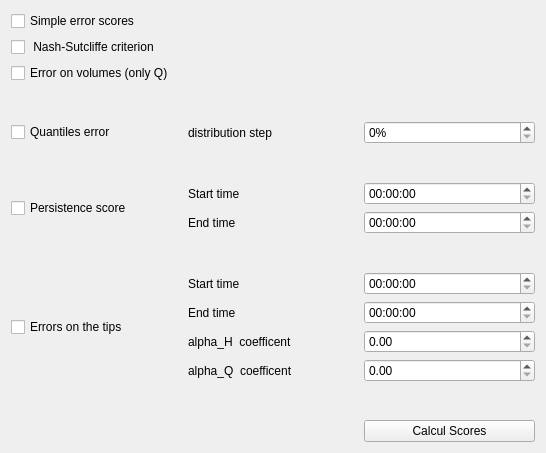
This is ui/scores/ui_parametre.ui in Artelia/Mascaret as Qt 5 draws it before an edit. The edited form follows.
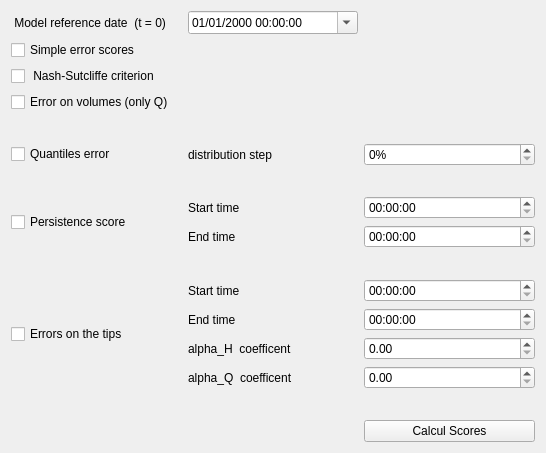
This is the edited form.

Commit message: advance score

The edit to the form file:
```diff
--- a/ui/scores/ui_parametre.ui
+++ b/ui/scores/ui_parametre.ui
@@ -16,67 +16,21 @@
   <layout class="QGridLayout" name="gridLayout_2">
    <item row="0" column="0">
     <layout class="QGridLayout" name="gridLayout">
-     <item row="9" column="1">
-      <layout class="QVBoxLayout" name="verticalLayout_4">
-       <item>
-        <widget class="QLabel" name="label_4">
-         <property name="text">
-          <string>Start time</string>
-         </property>
-        </widget>
-       </item>
-       <item>
-        <widget class="QLabel" name="label_5">
-         <property name="text">
-          <string>End time</string>
-         </property>
-        </widget>
-       </item>
-       <item>
-        <widget class="QLabel" name="label_6">
-         <property name="text">
-          <string>alpha_H  coefficent</string>
-         </property>
-        </widget>
-       </item>
-       <item>
-        <widget class="QLabel" name="label_7">
-         <property name="text">
-          <string>alpha_Q  coefficent</string>
-         </property>
-        </widget>
-       </item>
-      </layout>
-     </item>
-     <item row="4" column="0">
-      <widget class="QCheckBox" name="ch_quantil_err">
-       <property name="text">
-        <string>Quantiles error </string>
-       </property>
-      </widget>
-     </item>
-     <item row="0" column="0">
-      <widget class="QCheckBox" name="ch_simple_err">
-       <property name="text">
-        <string>Simple error scores </string>
-       </property>
-      </widget>
-     </item>
-     <item row="9" column="0">
+     <item row="10" column="0">
       <widget class="QCheckBox" name="ch_pointe_err">
        <property name="text">
         <string>Errors on the tips</string>
        </property>
       </widget>
      </item>
-     <item row="6" column="0">
+     <item row="7" column="0">
       <widget class="QCheckBox" name="ch_persistence">
        <property name="text">
         <string>Persistence score</string>
        </property>
       </widget>
      </item>
-     <item row="7" column="0">
+     <item row="8" column="0">
       <spacer name="verticalSpacer_2">
        <property name="orientation">
         <enum>Qt::Vertical</enum>
@@ -89,7 +43,7 @@
        </property>
       </spacer>
      </item>
-     <item row="3" column="0">
+     <item row="4" column="0">
       <spacer name="verticalSpacer_4">
        <property name="orientation">
         <enum>Qt::Vertical</enum>
@@ -102,7 +56,7 @@
        </property>
       </spacer>
      </item>
-     <item row="5" column="0">
+     <item row="6" column="0">
       <spacer name="verticalSpacer_3">
        <property name="orientation">
         <enum>Qt::Vertical</enum>
@@ -115,7 +69,7 @@
        </property>
       </spacer>
      </item>
-     <item row="6" column="1">
+     <item row="7" column="1">
       <layout class="QVBoxLayout" name="verticalLayout_2">
        <item>
         <widget class="QLabel" name="label">
@@ -133,7 +87,7 @@
        </item>
       </layout>
      </item>
-     <item row="6" column="2">
+     <item row="7" column="2">
       <layout class="QVBoxLayout" name="verticalLayout">
        <item>
         <widget class="QTimeEdit" name="start_time_persistence"/>
@@ -143,7 +97,7 @@
        </item>
       </layout>
      </item>
-     <item row="9" column="2">
+     <item row="10" column="2">
       <layout class="QVBoxLayout" name="verticalLayout_3">
        <item>
         <widget class="QTimeEdit" name="start_time_point"/>
@@ -167,14 +121,67 @@
        </item>
       </layout>
      </item>
-     <item row="4" column="1">
+     <item row="10" column="1">
+      <layout class="QVBoxLayout" name="verticalLayout_4">
+       <item>
+        <widget class="QLabel" name="label_4">
+         <property name="text">
+          <string>Start time</string>
+         </property>
+        </widget>
+       </item>
+       <item>
+        <widget class="QLabel" name="label_5">
+         <property name="text">
+          <string>End time</string>
+         </property>
+        </widget>
+       </item>
+       <item>
+        <widget class="QLabel" name="label_6">
+         <property name="text">
+          <string>alpha_H  coefficent</string>
+         </property>
+        </widget>
+       </item>
+       <item>
+        <widget class="QLabel" name="label_7">
+         <property name="text">
+          <string>alpha_Q  coefficent</string>
+         </property>
+        </widget>
+       </item>
+      </layout>
+     </item>
+     <item row="5" column="0">
+      <widget class="QCheckBox" name="ch_quantil_err">
+       <property name="text">
+        <string>Quantiles error </string>
+       </property>
+      </widget>
+     </item>
+     <item row="1" column="0">
+      <widget class="QCheckBox" name="ch_simple_err">
+       <property name="text">
+        <string>Simple error scores </string>
+       </property>
+      </widget>
+     </item>
+     <item row="3" column="0">
+      <widget class="QCheckBox" name="ch_vol_err">
+       <property name="text">
+        <string>Error on volumes (only Q)</string>
+       </property>
+      </widget>
+     </item>
+     <item row="5" column="1">
       <widget class="QLabel" name="label_3">
        <property name="text">
         <string>distribution step</string>
        </property>
       </widget>
      </item>
-     <item row="4" column="2">
+     <item row="5" column="2">
       <widget class="QDoubleSpinBox" name="dsp_dist_quantil">
        <property name="suffix">
         <string>%</string>
@@ -193,21 +200,21 @@
        </property>
       </widget>
      </item>
-     <item row="1" column="0">
+     <item row="2" column="0">
       <widget class="QCheckBox" name="ch_ns_err">
        <property name="text">
         <string> Nash-Sutcliffe criterion</string>
        </property>
       </widget>
      </item>
-     <item row="12" column="2">
+     <item row="13" column="2">
       <widget class="QPushButton" name="bt_calcul_scores">
        <property name="text">
         <string>Calcul Scores</string>
        </property>
       </widget>
      </item>
-     <item row="11" column="2">
+     <item row="12" column="2">
       <spacer name="verticalSpacer">
        <property name="orientation">
         <enum>Qt::Vertical</enum>
@@ -220,10 +227,20 @@
        </property>
       </spacer>
      </item>
-     <item row="2" column="0">
-      <widget class="QCheckBox" name="ch_vol_err">
+     <item row="0" column="0">
+      <widget class="QLabel" name="lbl_ref_date">
        <property name="text">
-        <string>Error on volumes (only Q)</string>
+        <string> Model reference date  (t = 0)</string>
+       </property>
+      </widget>
+     </item>
+     <item row="0" column="1">
+      <widget class="QDateTimeEdit" name="ctrl_ref_date">
+       <property name="displayFormat">
+        <string>dd/MM/yyyy HH:mm:ss</string>
+       </property>
+       <property name="calendarPopup">
+        <bool>true</bool>
        </property>
       </widget>
      </item>
```
The commit also changes 2 other files.
